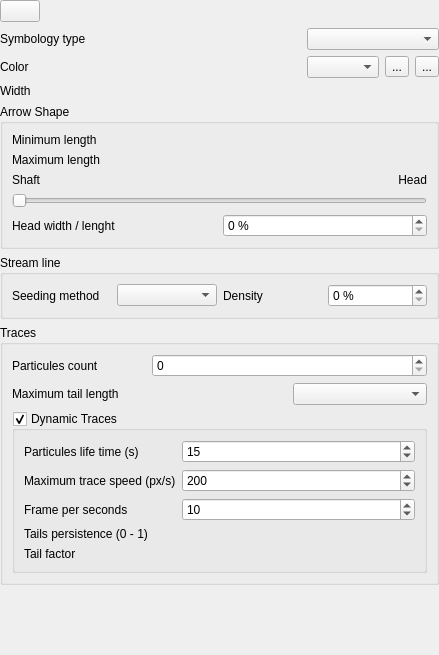
This is src/ui/reosmeshvectorrenderingwidget.ui in vcloarec/ReosProject as Qt 5 draws it before an edit. The edited form follows.
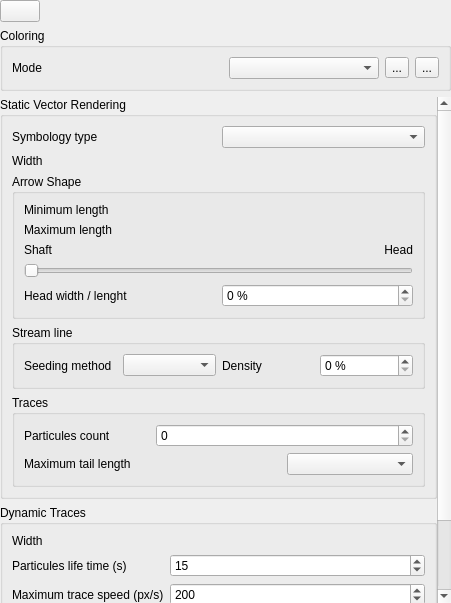
This is the edited form. Icons and pictures are not drawn. Custom widgets are drawn as their Qt base class.

```diff
--- a/src/ui/reosmeshvectorrenderingwidget.ui
+++ b/src/ui/reosmeshvectorrenderingwidget.ui
@@ -6,8 +6,8 @@
    <rect>
     <x>0</x>
     <y>0</y>
-    <width>439</width>
-    <height>655</height>
+    <width>451</width>
+    <height>603</height>
    </rect>
   </property>
   <property name="windowTitle">
@@ -26,34 +26,6 @@
    <property name="bottomMargin">
     <number>0</number>
    </property>
-   <item row="4" column="1">
-    <layout class="QHBoxLayout" name="horizontalLayout_2">
-     <item>
-      <widget class="QComboBox" name="mColorModeCombo"/>
-     </item>
-     <item>
-      <widget class="ReosColorButton" name="mUniqueColorButton">
-       <property name="text">
-        <string>...</string>
-       </property>
-      </widget>
-     </item>
-     <item>
-      <widget class="QToolButton" name="mColorRampToolButton">
-       <property name="text">
-        <string>...</string>
-       </property>
-       <property name="icon">
-        <iconset resource="../../images/images.qrc">
-         <normaloff>:/images/scalarContour.svg</normaloff>:/images/scalarContour.svg</iconset>
-       </property>
-      </widget>
-     </item>
-    </layout>
-   </item>
-   <item row="3" column="1">
-    <widget class="QComboBox" name="mSymbologyTypeCombo"/>
-   </item>
    <item row="2" column="0">
     <layout class="QHBoxLayout" name="horizontalLayout_3">
      <property name="topMargin">
@@ -92,142 +64,52 @@
     </layout>
    </item>
    <item row="4" column="0">
-    <widget class="QLabel" name="label_2">
-     <property name="text">
-      <string>Color</string>
+    <widget class="QScrollArea" name="scrollArea">
+     <property name="frameShape">
+      <enum>QFrame::NoFrame</enum>
      </property>
-    </widget>
-   </item>
-   <item row="5" column="0">
-    <widget class="QLabel" name="label_3">
-     <property name="text">
-      <string>Width</string>
-     </property>
-    </widget>
-   </item>
-   <item row="8" column="0" colspan="2">
-    <widget class="QGroupBox" name="mTracesGroupBox">
-     <property name="title">
-      <string>Traces</string>
-     </property>
-     <layout class="QGridLayout" name="gridLayout_3">
-      <item row="1" column="0">
-       <widget class="QLabel" name="label_10">
-        <property name="text">
-         <string>Maximum tail length</string>
-        </property>
-       </widget>
-      </item>
-      <item row="2" column="0" colspan="3">
-       <widget class="QGroupBox" name="mDynamicTracesGroupBox">
-        <property name="title">
-         <string>Dynamic Traces</string>
-        </property>
-        <property name="checkable">
+     <property name="widgetResizable">
          <bool>true</bool>
         </property>
-        <layout class="QGridLayout" name="gridLayout_5">
-         <item row="2" column="0">
-          <widget class="QLabel" name="label_14">
-           <property name="text">
-            <string>Frame per seconds</string>
-           </property>
-          </widget>
-         </item>
-         <item row="4" column="1" colspan="2">
-          <widget class="ReosParameterDoubleWidget" name="mTracesTailFactorDoubleWidget" native="true"/>
-         </item>
-         <item row="1" column="0">
-          <widget class="QLabel" name="label_13">
-           <property name="text">
-            <string>Maximum trace speed (px/s)</string>
-           </property>
-          </widget>
-         </item>
-         <item row="3" column="0">
-          <widget class="QLabel" name="label_15">
-           <property name="text">
-            <string>Tails persistence (0 - 1)</string>
-           </property>
-          </widget>
-         </item>
-         <item row="3" column="1" colspan="2">
-          <widget class="ReosParameterDoubleWidget" name="mTracesTailsPersistentDoubleWidget" native="true"/>
-         </item>
-         <item row="2" column="1" colspan="2">
-          <widget class="QSpinBox" name="mTracesFPSSpinBox">
-           <property name="maximum">
-            <number>15</number>
-           </property>
-           <property name="value">
-            <number>10</number>
-           </property>
-          </widget>
-         </item>
-         <item row="4" column="0">
-          <widget class="QLabel" name="label_16">
-           <property name="text">
-            <string>Tail factor</string>
-           </property>
-          </widget>
-         </item>
-         <item row="1" column="1" colspan="2">
-          <widget class="QSpinBox" name="mTracesMaxSpeedSpinBox">
-           <property name="maximum">
-            <number>10000</number>
-           </property>
-           <property name="singleStep">
-            <number>100</number>
-           </property>
-           <property name="value">
-            <number>200</number>
-           </property>
-          </widget>
-         </item>
+     <widget class="QWidget" name="scrollAreaWidgetContents">
+      <property name="geometry">
+       <rect>
+        <x>0</x>
+        <y>0</y>
+        <width>437</width>
+        <height>656</height>
+       </rect>
+      </property>
+      <layout class="QVBoxLayout" name="verticalLayout">
+       <property name="leftMargin">
+        <number>0</number>
+       </property>
+       <property name="topMargin">
+        <number>0</number>
+       </property>
+       <property name="rightMargin">
+        <number>0</number>
+       </property>
+       <property name="bottomMargin">
+        <number>0</number>
+       </property>
+       <item>
+        <widget class="QGroupBox" name="groupBox">
+         <property name="title">
+          <string>Static Vector Rendering</string>
+         </property>
+         <layout class="QGridLayout" name="gridLayout_6">
+          <item row="0" column="1">
+           <widget class="QComboBox" name="mSymbologyTypeCombo"/>
+          </item>
          <item row="0" column="0">
-          <widget class="QLabel" name="label_17">
+           <widget class="QLabel" name="label">
            <property name="text">
-            <string>Particules life time (s)</string>
+             <string>Symbology type</string>
            </property>
           </widget>
          </item>
-         <item row="0" column="1" colspan="2">
-          <widget class="QSpinBox" name="mTracesLifeTimeSpinBox">
-           <property name="maximum">
-            <number>99999999</number>
-           </property>
-           <property name="value">
-            <number>15</number>
-           </property>
-          </widget>
-         </item>
-        </layout>
-       </widget>
-      </item>
-      <item row="1" column="2">
-       <widget class="QComboBox" name="mTailUnitCombo"/>
-      </item>
-      <item row="0" column="0">
-       <widget class="QLabel" name="label_9">
-        <property name="text">
-         <string>Particules count</string>
-        </property>
-       </widget>
-      </item>
-      <item row="0" column="1" colspan="2">
-       <widget class="QSpinBox" name="mTracesParticulesCountSpinBox">
-        <property name="maximum">
-         <number>1000000</number>
-        </property>
-       </widget>
-      </item>
-      <item row="1" column="1">
-       <widget class="ReosParameterDoubleWidget" name="mMaximumTailLengthWidget" native="true"/>
-      </item>
-     </layout>
-    </widget>
-   </item>
-   <item row="6" column="0" colspan="2">
+          <item row="3" column="0" colspan="2">
     <widget class="QGroupBox" name="mArrowShapeGroupBox">
      <property name="title">
       <string>Arrow Shape</string>
@@ -297,7 +179,17 @@
      </layout>
     </widget>
    </item>
-   <item row="7" column="0" colspan="2">
+          <item row="2" column="0">
+           <widget class="QLabel" name="label_3">
+            <property name="text">
+             <string>Width</string>
+            </property>
+           </widget>
+          </item>
+          <item row="2" column="1">
+           <widget class="ReosParameterDoubleWidget" name="mWidthWidget" native="true"/>
+          </item>
+          <item row="4" column="0" colspan="2">
     <widget class="QGroupBox" name="mStreamLineGroupBox">
      <property name="title">
       <string>Stream line</string>
@@ -330,7 +222,139 @@
      </layout>
     </widget>
    </item>
-   <item row="9" column="0">
+          <item row="5" column="0" colspan="2">
+           <widget class="QGroupBox" name="mTracesGroupBox">
+            <property name="title">
+             <string>Traces</string>
+            </property>
+            <layout class="QGridLayout" name="gridLayout_3">
+             <item row="1" column="0">
+              <widget class="QLabel" name="label_10">
+               <property name="text">
+                <string>Maximum tail length</string>
+               </property>
+              </widget>
+             </item>
+             <item row="1" column="2">
+              <widget class="QComboBox" name="mTailUnitCombo"/>
+             </item>
+             <item row="0" column="0">
+              <widget class="QLabel" name="label_9">
+               <property name="text">
+                <string>Particules count</string>
+               </property>
+              </widget>
+             </item>
+             <item row="0" column="1" colspan="2">
+              <widget class="QSpinBox" name="mTracesParticulesCountSpinBox">
+               <property name="maximum">
+                <number>1000000</number>
+               </property>
+              </widget>
+             </item>
+             <item row="1" column="1">
+              <widget class="ReosParameterDoubleWidget" name="mMaximumTailLengthWidget" native="true"/>
+             </item>
+            </layout>
+           </widget>
+          </item>
+         </layout>
+        </widget>
+       </item>
+       <item>
+        <widget class="QGroupBox" name="mDynamicTracesGroupBox">
+         <property name="title">
+          <string>Dynamic Traces</string>
+         </property>
+         <property name="checkable">
+          <bool>false</bool>
+         </property>
+         <layout class="QGridLayout" name="gridLayout_5">
+          <item row="4" column="1" colspan="2">
+           <widget class="ReosParameterDoubleWidget" name="mTracesTailsPersistentDoubleWidget" native="true"/>
+          </item>
+          <item row="5" column="1" colspan="2">
+           <widget class="ReosParameterDoubleWidget" name="mTracesTailFactorDoubleWidget" native="true"/>
+          </item>
+          <item row="3" column="0">
+           <widget class="QLabel" name="label_14">
+            <property name="text">
+             <string>Frame per seconds</string>
+            </property>
+           </widget>
+          </item>
+          <item row="5" column="0">
+           <widget class="QLabel" name="label_16">
+            <property name="text">
+             <string>Tail factor</string>
+            </property>
+           </widget>
+          </item>
+          <item row="4" column="0">
+           <widget class="QLabel" name="label_15">
+            <property name="text">
+             <string>Tails persistence (0 - 1)</string>
+            </property>
+           </widget>
+          </item>
+          <item row="2" column="1" colspan="2">
+           <widget class="QSpinBox" name="mTracesMaxSpeedSpinBox">
+            <property name="maximum">
+             <number>10000</number>
+            </property>
+            <property name="singleStep">
+             <number>100</number>
+            </property>
+            <property name="value">
+             <number>200</number>
+            </property>
+           </widget>
+          </item>
+          <item row="2" column="0">
+           <widget class="QLabel" name="label_13">
+            <property name="text">
+             <string>Maximum trace speed (px/s)</string>
+            </property>
+           </widget>
+          </item>
+          <item row="3" column="1" colspan="2">
+           <widget class="QSpinBox" name="mTracesFPSSpinBox">
+            <property name="maximum">
+             <number>15</number>
+            </property>
+            <property name="value">
+             <number>10</number>
+            </property>
+           </widget>
+          </item>
+          <item row="0" column="0">
+           <widget class="QLabel" name="label_18">
+            <property name="text">
+             <string>Width</string>
+            </property>
+           </widget>
+          </item>
+          <item row="1" column="1" colspan="2">
+           <widget class="QSpinBox" name="mTracesLifeTimeSpinBox">
+            <property name="maximum">
+             <number>99999999</number>
+            </property>
+            <property name="value">
+             <number>15</number>
+            </property>
+           </widget>
+          </item>
+          <item row="0" column="1" colspan="2">
+           <widget class="ReosParameterDoubleWidget" name="mDynamicTracesWidth" native="true"/>
+          </item>
+          <item row="1" column="0">
+           <widget class="QLabel" name="label_17">
+            <property name="text">
+             <string>Particules life time (s)</string>
+            </property>
+           </widget>
+          </item>
+          <item row="6" column="0">
     <spacer name="verticalSpacer">
      <property name="orientation">
       <enum>Qt::Vertical</enum>
@@ -343,15 +367,53 @@
      </property>
     </spacer>
    </item>
+         </layout>
+        </widget>
+       </item>
+      </layout>
+     </widget>
+    </widget>
+   </item>
    <item row="3" column="0">
-    <widget class="QLabel" name="label">
+    <widget class="QGroupBox" name="groupBox_2">
+     <property name="title">
+      <string>Coloring</string>
+     </property>
+     <layout class="QGridLayout" name="gridLayout_7">
+      <item row="0" column="0">
+       <widget class="QLabel" name="label_2">
      <property name="text">
-      <string>Symbology type</string>
+         <string>Mode</string>
      </property>
     </widget>
    </item>
-   <item row="5" column="1">
-    <widget class="ReosParameterDoubleWidget" name="mWidthWidget" native="true"/>
+      <item row="0" column="1">
+       <layout class="QHBoxLayout" name="horizontalLayout_2">
+        <item>
+         <widget class="QComboBox" name="mColorModeCombo"/>
+        </item>
+        <item>
+         <widget class="ReosColorButton" name="mUniqueColorButton">
+          <property name="text">
+           <string>...</string>
+          </property>
+         </widget>
+        </item>
+        <item>
+         <widget class="QToolButton" name="mColorRampToolButton">
+          <property name="text">
+           <string>...</string>
+          </property>
+          <property name="icon">
+           <iconset resource="../../images/images.qrc">
+            <normaloff>:/images/scalarContour.svg</normaloff>:/images/scalarContour.svg</iconset>
+          </property>
+         </widget>
+        </item>
+       </layout>
+      </item>
+     </layout>
+    </widget>
    </item>
   </layout>
  </widget>
```
Lines whose indentation alone changed are shown as unchanged.
